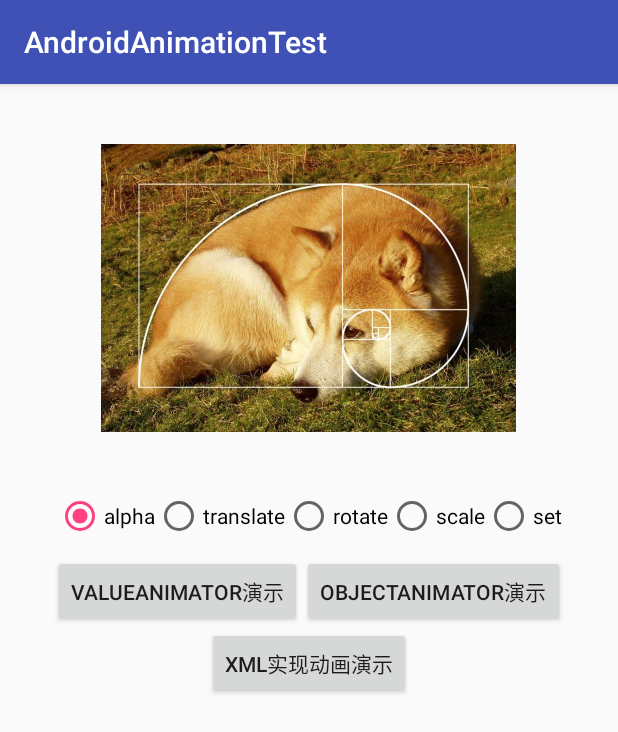
After one commit to riceeater/AndroidAnimationTest, an Android app: the PropertyAnimatorActivity screen opened directly, with no data from a screen before it, on a phone screen of 412 x 824 dp. The commit adds this screen. Shown: the top 732 px of the screen. Run offline under Robolectric (Android 15) with nearby library versions, the phone set to English and light mode, and no system bars.

Commit message:
属性动画基本用法

```diff
--- a/app/src/main/AndroidManifest.xml
+++ b/app/src/main/AndroidManifest.xml
@@ -17,5 +17,6 @@
         </activity>
         <activity android:name=".TweenAnimationActivity"/>
         <activity android:name=".FrameAnimationActivity"/>
+        <activity android:name=".PropertyAnimatorActivity"/>
     </application>
 </manifest>
--- a/app/src/main/java/com/xylitolz/androidanimationtest/MainActivity.java
+++ b/app/src/main/java/com/xylitolz/androidanimationtest/MainActivity.java
@@ -36,4 +36,11 @@ public class MainActivity extends AppCompatActivity{
         FrameAnimationActivity.start(this);
     }
 
+    /**
+     * 属性动画演示
+     */
+    protected void propertyTest(View view) {
+        PropertyAnimatorActivity.start(this);
+    }
+
 }
--- /dev/null
+++ b/app/src/main/java/com/xylitolz/androidanimationtest/PropertyAnimatorActivity.java
@@ -0,0 +1,223 @@
+package com.xylitolz.androidanimationtest;
+
+import android.animation.Animator;
+import android.animation.AnimatorInflater;
+import android.animation.AnimatorListenerAdapter;
+import android.animation.AnimatorSet;
+import android.animation.ObjectAnimator;
+import android.animation.ValueAnimator;
+import android.content.Context;
+import android.content.Intent;
+import android.os.Bundle;
+import android.support.annotation.Nullable;
+import android.support.v7.app.AppCompatActivity;
+import android.view.View;
+import android.widget.ImageView;
+import android.widget.RadioGroup;
+
+/**
+ * @author 小米Xylitol
+ * @email xiaomi987@hotmail.com
+ * @desc 属性动画演示
+ * @date 2018-04-12 11:19
+ */
+
+public class PropertyAnimatorActivity extends AppCompatActivity {
+
+    private RadioGroup rgAnimatorType;//RadioGroup
+    private ImageView ivContainer;//动画执行的目标对象
+
+    private ValueAnimator alphaValueAnimator;//ValueAnimator实现渐隐渐现
+    private ValueAnimator translateValueAnimator;//ValueAnimator实现平移
+    private ValueAnimator rotateValueAnimator;//ValueAnimator实现旋转
+    private ValueAnimator scaleValueAnimator;//ValueAnimator实现缩放
+    private AnimatorSet animatorValueSet;//ValueAnimator实现动画组合
+
+    private ObjectAnimator alphaObjectAnimator;//ObjectAnimator实现渐隐渐现
+    private ObjectAnimator translateObjectAnimator;//ObjectAnimator实现平移
+    private ObjectAnimator rotateObjectAnimator;//ObjectAnimator实现旋转
+    private ObjectAnimator scaleObjectAnimator;//ObjectAnimator实现缩放
+    private AnimatorSet animatorObjectSet;//ObjectAnimator实现动画组合
+
+    @Override
+    protected void onCreate(@Nullable Bundle savedInstanceState) {
+        super.onCreate(savedInstanceState);
+        setContentView(R.layout.activity_property_animator);
+        rgAnimatorType = findViewById(R.id.rg_animator_type);
+        ivContainer = findViewById(R.id.iv_container);
+        initAnimator();
+    }
+
+    /**
+     * 初始化动画
+     */
+    private void initAnimator() {
+        alphaValueAnimator = ValueAnimator.ofFloat(1.0f,0f);
+        alphaValueAnimator.setDuration(1000);
+        alphaValueAnimator.setRepeatCount(1);
+        alphaValueAnimator.setRepeatMode(ValueAnimator.REVERSE);
+        alphaValueAnimator.addUpdateListener(new ValueAnimator.AnimatorUpdateListener() {
+            @Override
+            public void onAnimationUpdate(ValueAnimator animation) {
+                ivContainer.setAlpha((float)animation.getAnimatedValue());
+            }
+        });
+
+        translateValueAnimator = ValueAnimator.ofFloat(0,200);
+        translateValueAnimator.setDuration(1000);
+        translateValueAnimator.setRepeatCount(1);
+        translateValueAnimator.setRepeatMode(ValueAnimator.REVERSE);
+        translateValueAnimator.addUpdateListener(new ValueAnimator.AnimatorUpdateListener() {
+            @Override
+            public void onAnimationUpdate(ValueAnimator animation) {
+                ivContainer.setTranslationX((float)animation.getAnimatedValue());
+            }
+        });
+
+        rotateValueAnimator = ValueAnimator.ofFloat(0f,180f);
+        rotateValueAnimator.setDuration(1000);
+        rotateValueAnimator.setRepeatCount(1);
+        rotateValueAnimator.setRepeatMode(ValueAnimator.REVERSE);
+        rotateValueAnimator.addUpdateListener(new ValueAnimator.AnimatorUpdateListener() {
+            @Override
+            public void onAnimationUpdate(ValueAnimator animation) {
+                ivContainer.setRotation((float)animation.getAnimatedValue());
+            }
+        });
+
+        scaleValueAnimator = ValueAnimator.ofFloat(1f,0.5f);
+        scaleValueAnimator.setDuration(1000);
+        scaleValueAnimator.setRepeatCount(1);
+        scaleValueAnimator.setRepeatMode(ValueAnimator.REVERSE);
+        scaleValueAnimator.addUpdateListener(new ValueAnimator.AnimatorUpdateListener() {
+            @Override
+            public void onAnimationUpdate(ValueAnimator animation) {
+                ivContainer.setScaleX((float)animation.getAnimatedValue());
+            }
+        });
+
+        animatorValueSet = new AnimatorSet();
+        animatorValueSet.play(alphaValueAnimator)
+                .with(rotateValueAnimator)
+                .before(scaleValueAnimator)
+                .after(translateValueAnimator);
+
+        alphaObjectAnimator = ObjectAnimator.ofFloat(ivContainer,"alpha",1f,0);
+        alphaObjectAnimator.setRepeatCount(1);
+        alphaObjectAnimator.setRepeatMode(ValueAnimator.REVERSE);
+        alphaObjectAnimator.setDuration(1000);
+
+        translateObjectAnimator = ObjectAnimator.ofFloat(ivContainer,"translationY",0,-200);
+        translateObjectAnimator.setRepeatCount(1);
+        translateObjectAnimator.setRepeatMode(ValueAnimator.REVERSE);
+        translateObjectAnimator.setDuration(1000);
+
+        rotateObjectAnimator = ObjectAnimator.ofFloat(ivContainer,"rotation",0,-180);
+        rotateObjectAnimator.setRepeatCount(1);
+        rotateObjectAnimator.setRepeatMode(ValueAnimator.REVERSE);
+        rotateObjectAnimator.setDuration(1000);
+
+        scaleObjectAnimator = ObjectAnimator.ofFloat(ivContainer,"scaleY",1f,1.5f);
+        scaleObjectAnimator.setRepeatCount(1);
+        scaleObjectAnimator.setRepeatMode(ValueAnimator.REVERSE);
+        scaleObjectAnimator.setDuration(1000);
+
+        animatorObjectSet = new AnimatorSet();
+        animatorObjectSet.play(alphaObjectAnimator).with(rotateObjectAnimator).before(scaleObjectAnimator).after(translateObjectAnimator).after(100);
+
+        animatorObjectSet.addListener(new Animator.AnimatorListener() {
+            @Override
+            public void onAnimationStart(Animator animation) {
+                //动画开始时调用
+            }
+
+            @Override
+            public void onAnimationEnd(Animator animation) {
+                //动画结束时调用
+            }
+
+            @Override
+            public void onAnimationCancel(Animator animation) {
+                //动画取消时调用
+            }
+
+            @Override
+            public void onAnimationRepeat(Animator animation) {
+                //动画重复执行时调用
+            }
+        });
+        animatorObjectSet.addListener(new AnimatorListenerAdapter() {
+
+        });
+    }
+
+    /**
+     * ValueAnimator实现动画
+     */
+    protected void valueAnimatorTest (View view) {
+        switch (rgAnimatorType.getCheckedRadioButtonId()) {
+            case R.id.rb_type_alpha:
+                //alpha透明度动画
+                alphaValueAnimator.start();
+                break;
+            case R.id.rb_type_translate:
+                //translate位移动画
+                translateValueAnimator.start();
+                break;
+            case R.id.rb_type_rotate:
+                //rotate旋转动画
+                rotateValueAnimator.start();
+                break;
+            case R.id.rb_type_scale:
+                //scale缩放动画
+                scaleValueAnimator.start();
+                break;
+            case R.id.rb_type_set:
+                //set动画集合
+                animatorValueSet.start();
+                break;
+        }
+    }
+
+    /**
+     * ObjectAnimator实现动画
+     */
+    protected void objectAnimatorTest (View view) {
+        switch (rgAnimatorType.getCheckedRadioButtonId()) {
+            case R.id.rb_type_alpha:
+                //alpha透明度动画
+                alphaObjectAnimator.start();
+                break;
+            case R.id.rb_type_translate:
+                //translate位移动画
+                translateObjectAnimator.start();
+                break;
+            case R.id.rb_type_rotate:
+                //rotate旋转动画
+                rotateObjectAnimator.start();
+                break;
+            case R.id.rb_type_scale:
+                //scale缩放动画
+                scaleObjectAnimator.start();
+                break;
+            case R.id.rb_type_set:
+                //set动画集合
+                animatorObjectSet.start();
+                break;
+        }
+    }
+    /**
+     * xml实现动画
+     */
+    protected void xmlAnimatorTest (View view) {
+        Animator animator = AnimatorInflater.loadAnimator(this,R.animator.animator_test);
+        animator.setTarget(ivContainer);
+        animator.start();
+    }
+
+
+    public static void start(Context context) {
+        Intent intent = new Intent(context,PropertyAnimatorActivity.class);
+        context.startActivity(intent);
+    }
+}
--- a/app/src/main/res/layout/activity_main.xml
+++ b/app/src/main/res/layout/activity_main.xml
@@ -14,4 +14,9 @@
         android:layout_width="wrap_content"
         android:layout_height="wrap_content"
         android:text="FrameAnimation"/>
+    <Button
+        android:onClick="propertyTest"
+        android:layout_width="wrap_content"
+        android:layout_height="wrap_content"
+        android:text="PropertyAnimator"/>
 </LinearLayout>
--- /dev/null
+++ b/app/src/main/res/layout/activity_property_animator.xml
@@ -0,0 +1,73 @@
+<?xml version="1.0" encoding="utf-8"?>
+<LinearLayout xmlns:android="http://schemas.android.com/apk/res/android"
+              android:orientation="vertical"
+              android:layout_width="match_parent"
+              android:layout_height="match_parent">
+    <ImageView
+        android:id="@+id/iv_container"
+        android:layout_marginTop="40dp"
+        android:layout_gravity="center_horizontal"
+        android:layout_width="wrap_content"
+        android:layout_height="wrap_content"
+        android:src="@mipmap/doge"/>
+    <RadioGroup
+        android:checkedButton="@id/rb_type_alpha"
+        android:id="@+id/rg_animator_type"
+        android:layout_gravity="center_horizontal"
+        android:orientation="horizontal"
+        android:layout_marginTop="40dp"
+        android:layout_width="wrap_content"
+        android:layout_height="wrap_content">
+        <RadioButton
+            android:id="@+id/rb_type_alpha"
+            android:layout_width="wrap_content"
+            android:layout_height="wrap_content"
+            android:text="alpha"/>
+        <RadioButton
+            android:id="@+id/rb_type_translate"
+            android:layout_width="wrap_content"
+            android:layout_height="wrap_content"
+            android:text="translate"/>
+        <RadioButton
+            android:id="@+id/rb_type_rotate"
+            android:layout_width="wrap_content"
+            android:layout_height="wrap_content"
+            android:text="rotate"/>
+        <RadioButton
+            android:id="@+id/rb_type_scale"
+            android:layout_width="wrap_content"
+            android:layout_height="wrap_content"
+            android:text="scale"/>
+        <RadioButton
+            android:id="@+id/rb_type_set"
+            android:layout_width="wrap_content"
+            android:layout_height="wrap_content"
+            android:text="set"/>
+    </RadioGroup>
+    <LinearLayout
+        android:layout_marginTop="10dp"
+        android:layout_gravity="center_horizontal"
+        android:layout_width="wrap_content"
+        android:layout_height="wrap_content"
+        android:orientation="horizontal">
+        <Button
+            android:onClick="valueAnimatorTest"
+            android:layout_width="wrap_content"
+            android:layout_height="wrap_content"
+            android:text="ValueAnimator演示"
+            />
+        <Button
+            android:onClick="objectAnimatorTest"
+            android:layout_width="wrap_content"
+            android:layout_height="wrap_content"
+            android:text="ObjectAnimator演示"
+            />
+    </LinearLayout>
+    <Button
+        android:layout_gravity="center_horizontal"
+        android:onClick="xmlAnimatorTest"
+        android:layout_width="wrap_content"
+        android:layout_height="wrap_content"
+        android:text="xml实现动画演示"
+        />
+</LinearLayout>
```
Also changed, not shown: app/src/main/res/animator/animator_test.xml (added, +41 -0 lines), app/src/main/res/mipmap-xxhdpi/doge.jpg (added).
